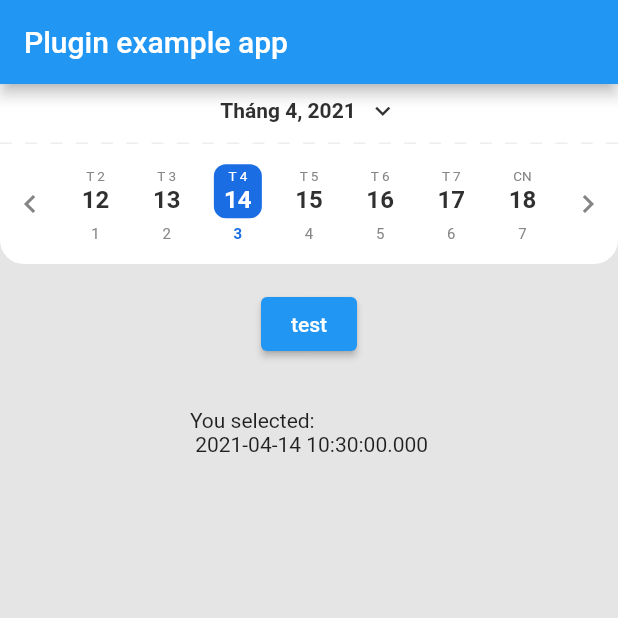
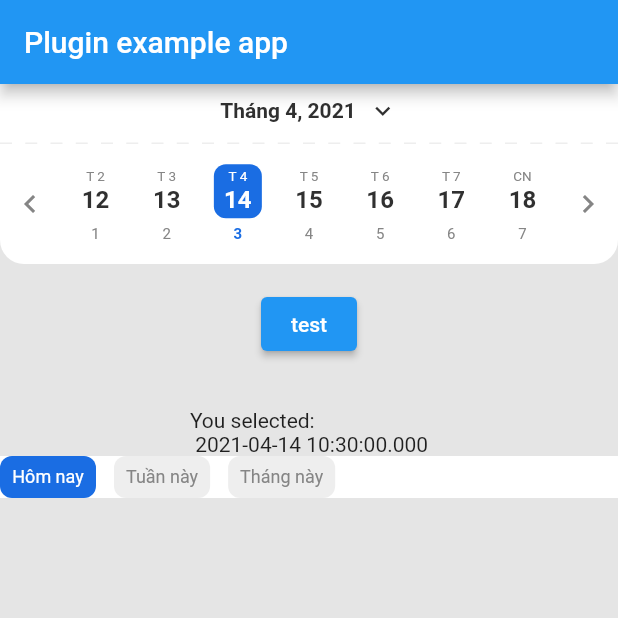
Before and after one commit to kenguyenduc/date_picker_timeline_plugin, a Flutter app: the screen it shows after launch, on a phone screen of 412 x 824 dp, the top half of it. Run offline on Flutter 3.47's test engine with Material 2 defaults, Android fonts, the phone set to English and light mode, and no system bars.

Commit message:
add widget date time range select

````diff
--- a/example/lib/main.dart
+++ b/example/lib/main.dart
@@ -53,7 +53,8 @@ class _MyAppState extends State<MyApp> {
               context: context,
               initialDate: DateTime.now(),
               lastDate: DateTime(2022),
-              firstDate: DateTime(2019),counts: [1,2,3,4,5,6,7],
+              firstDate: DateTime(2019),
+              counts: [1, 2, 3, 4, 5, 6, 7],
               onDateChange: (DateTime selectedDate) {
                 setState(() {
                   _selectedValue = selectedDate;
@@ -89,6 +90,14 @@ class _MyAppState extends State<MyApp> {
             ),
             const SizedBox(height: 32),
             Text('You selected: \n $_selectedValue'),
+            DateTimeRangeSelect(
+              context: context,
+              selectedFirstDate: DateTime.now(),
+              selectedLastDate: DateTime.now(),
+              focusedMonth: DateTime.now(),
+              onFocusedDateChange: (date){
+              },
+            ),
           ],
         ),
       ),
--- a/lib/date_picker_timeline_plugin.dart
+++ b/lib/date_picker_timeline_plugin.dart
@@ -2,3 +2,5 @@ library date_picker_timeline;
 
 export 'date_picker_timeline.dart';
 export 'utils.dart';
+export 'gestures/tap.dart';
+export 'date_time_range_select.dart';
--- a/lib/date_time_range_select.dart
+++ b/lib/date_time_range_select.dart
@@ -0,0 +1,124 @@
+import 'package:flutter/material.dart';
+import 'gestures/tap.dart';
+
+class DateTimeRangeSelect extends StatefulWidget {
+  const DateTimeRangeSelect(
+      {Key? key,
+      required this.context,
+      required this.selectedFirstDate,
+      required this.selectedLastDate,
+      this.onChanged,
+      required this.focusedMonth,
+      required this.onFocusedDateChange})
+      : super(key: key);
+
+  @override
+  _DateTimeRangeSelectState createState() => _DateTimeRangeSelectState();
+
+  final BuildContext context;
+
+  ///
+  /// This date is highlighted in the picker.
+  final DateTime selectedFirstDate;
+  final DateTime selectedLastDate;
+
+  /// Called when the user picks a month.
+  // final ValueChanged<List<DateTime?>> onChanged;
+  final ValueChanged<DateTimeRange>? onChanged;
+
+  /// Ngày trong tuần đang được hiển thị
+  final DateTime focusedMonth;
+
+  ///ngày trong thang hiển thị thay được thay đổi
+  final DateChangeListener onFocusedDateChange;
+}
+
+class _DateTimeRangeSelectState extends State<DateTimeRangeSelect> {
+  DateTime? _selectedFirstDate;
+  DateTime? _selectedLastDate;
+
+  @override
+  Widget build(BuildContext context) {
+    return Container(
+      color: Colors.white,
+      child: Column(
+        mainAxisSize: MainAxisSize.min,
+        crossAxisAlignment: CrossAxisAlignment.start,
+        children: [
+          _buildTagTime(),
+          _buildDayPicker(),
+        ],
+      ),
+    );
+  }
+
+  Widget _buildDayPicker() {
+    return Container();
+  }
+
+  /// Builds widgets showing abbreviated days of week. The first widget in the
+  /// returned list corresponds to the first day of week for the current locale.
+  ///
+  /// T2 T3 T4 T5 T6 T7 CN
+  /// _  _  _  _  1  2  3
+  /// 4  5  6  7  8  9  10
+  /// ```
+  List<Widget> _getDayHeaders() {
+    TextStyle _headerStyle = TextStyle(
+      color: Color(0xFF858585),
+      fontSize: 14,
+      fontWeight: FontWeight.w400,
+    );
+    final List<Widget> result = <Widget>[];
+    List<String> _weekdays = ['T2', 'T3', 'T4', 'T5', 'T6', 'T7', 'CN'];
+    for (int i = 0; i < 7; i++) {
+      result.add(Center(child: Text(_weekdays[i], style: _headerStyle)));
+    }
+    return result;
+  }
+
+  Widget _buildTagTime() {
+    return Row(
+      mainAxisSize: MainAxisSize.min,
+      children: [
+        _buildButtonTagTime(
+            title: 'Hôm nay', isSelected: true, onPressed: () {}),
+        const SizedBox(width: 12),
+        _buildButtonTagTime(
+            title: 'Tuần này', isSelected: false, onPressed: () {}),
+        const SizedBox(width: 12),
+        _buildButtonTagTime(
+            title: 'Tháng này', isSelected: false, onPressed: () {}),
+      ],
+    );
+  }
+
+  Widget _buildButtonTagTime({
+    required String title,
+    bool isSelected = false,
+    VoidCallback? onPressed,
+  }) {
+    return SizedBox(
+      height: 28,
+      child: TextButton(
+        onPressed: onPressed,
+        style: ElevatedButton.styleFrom(
+          primary:
+              isSelected ? const Color(0xFF1A6DE3) : const Color(0xFFEEEEEE),
+          padding: const EdgeInsets.symmetric(horizontal: 8, vertical: 6),
+          shape: RoundedRectangleBorder(borderRadius: BorderRadius.circular(8)),
+        ),
+        child: Text(
+          title,
+          style: TextStyle(
+            fontSize: 12,
+            fontWeight: FontWeight.w400,
+            color: isSelected ? Colors.white : const Color(0xFF858585),
+          ),
+        ),
+      ),
+    );
+  }
+}
+
+enum TagTime { none, today, thisWeek, thisMonth }
--- a/lib/utils.dart
+++ b/lib/utils.dart
@@ -162,8 +162,8 @@ class Utils {
 
   /// Lấy ngày thứ 2 đầu tiên của tuần hiện tại
   static DateTime getMondayOnCurrentWeek(DateTime date) {
-    int dayOfWeek = 1;
-    return date.subtract(Duration(days: date.weekday - dayOfWeek));
+    const int _dayOfWeek = 1;
+    return date.subtract(Duration(days: date.weekday - _dayOfWeek));
   }
 
   /// Lấy ngày đầu tiên của tháng
@@ -173,8 +173,8 @@ class Utils {
 
   /// Lấy ngày cuối của tháng
   static DateTime getLastDateOfMonth(DateTime date) {
-    int _year = date.year;
-    int _month = date.month;
+    final int _year = date.year;
+    final int _month = date.month;
     return DateTime(_year, _month, getDaysInMonth(_year, _month));
   }
 
````
